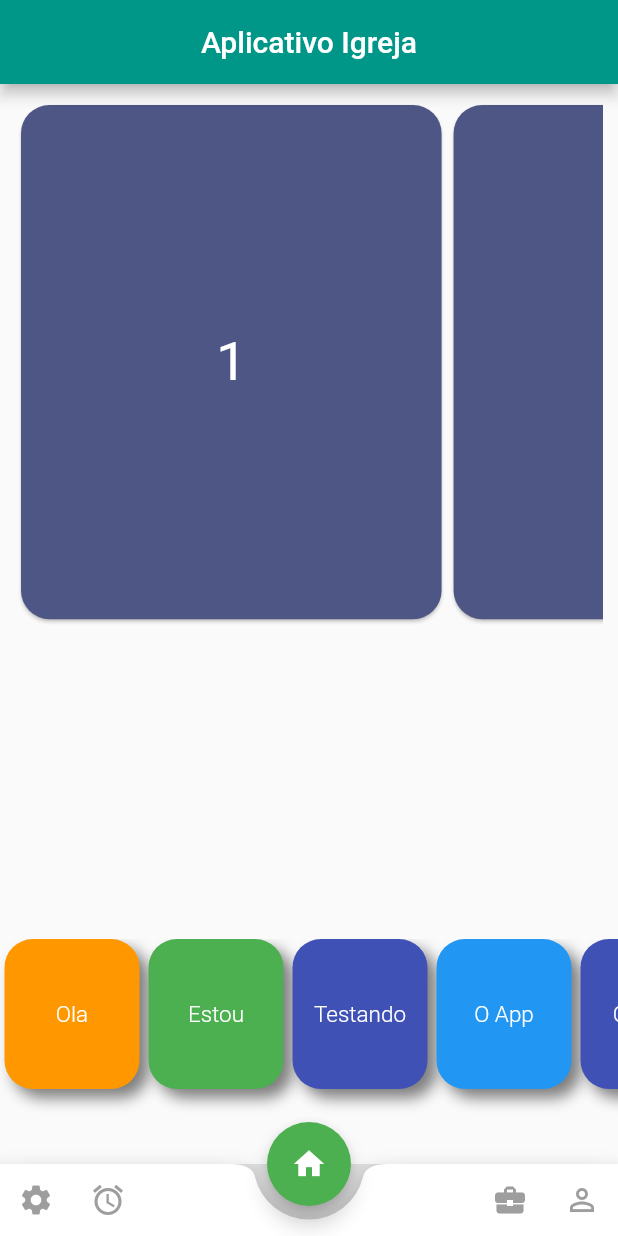
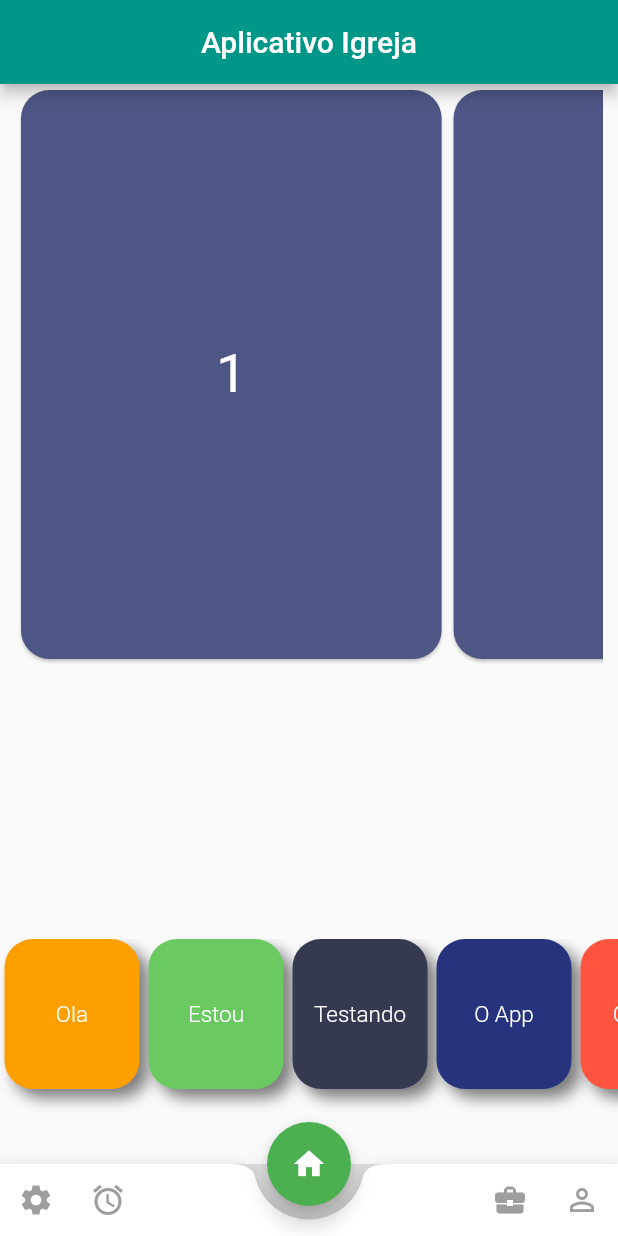
Before and after one commit to leordrigues/webchurch, a Flutter app: the screen it shows after launch, on a phone screen of 412 x 824 dp. Run offline on Flutter 3.47's test engine with Material 2 defaults, Android fonts, the phone set to English and light mode, and no system bars.

Commit message:
Commit 5 cores

```diff
--- a/lib/Horizonta_listView.dart
+++ b/lib/Horizonta_listView.dart
@@ -16,8 +16,8 @@ class MainScreen extends StatelessWidget {
         ),
       ),
       body: Container(
-        padding: EdgeInsets.symmetric(horizontal: 10.0, vertical: 10.0),
-        height: MediaQuery.of(context).size.height * 0.45,
+        padding: EdgeInsets.symmetric(horizontal: 10.0, vertical: 0.0),
+        height: MediaQuery.of(context).size.height * 0.47,
         child: ListView.builder(
             scrollDirection: Axis.horizontal,
             itemCount: numbers.length,
--- a/lib/detail_bottom.dart
+++ b/lib/detail_bottom.dart
@@ -12,11 +12,11 @@ class DetailBottom extends StatelessWidget {
               padding: const EdgeInsets.only(bottom: 50,),
               scrollDirection: Axis.horizontal,
               children: <Widget>[
-                Group(title: "Ola",color: Colors.orange, ),
-                Group(title: "Estou",color: Colors.green,),
-                Group(title: "Testando",color: Colors.indigo,),
-                Group(title: "O App",color: Colors.blue,),
-                Group(title: "Church",color: Colors.indigo,),
+                Group(title: "Ola",color: Color(0xFFFE9F00), ),
+                Group(title: "Estou",color: Color(0xFF6ACA61),),
+                Group(title: "Testando",color: Color(0xFF353A50),),
+                Group(title: "O App",color: Color(0xFF27337D),),
+                Group(title: "Church",color: Color(0xFFFE5440),),
                 //Group(title: "abcd",color: Colors.blue,),
 
               ],
```
